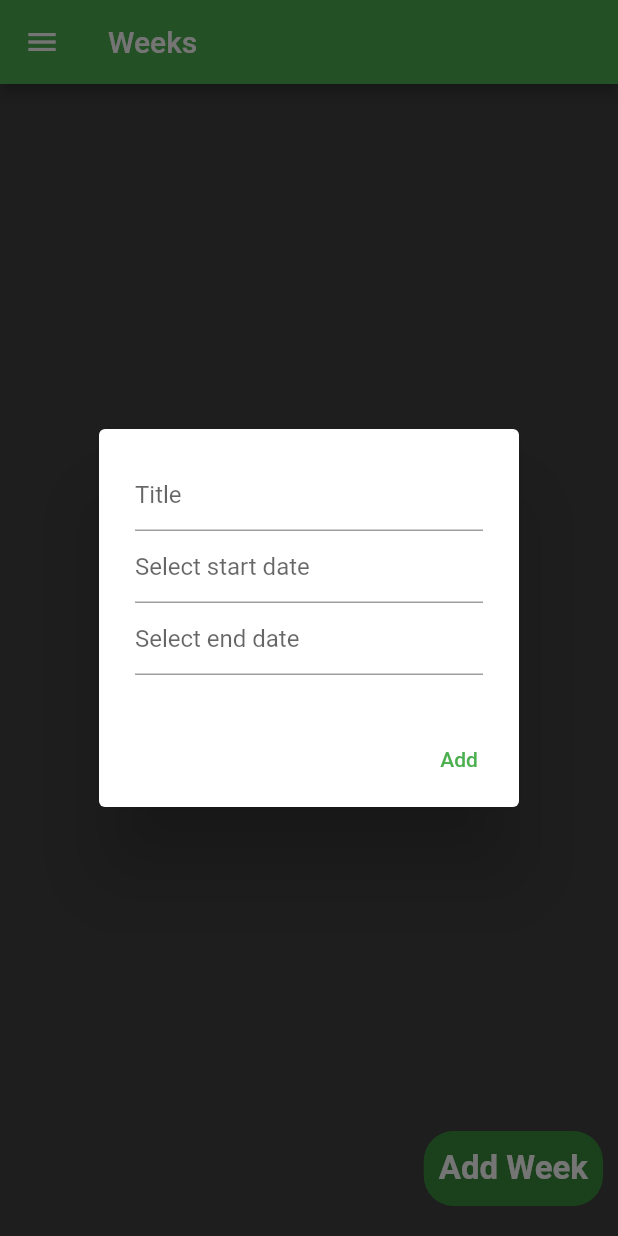
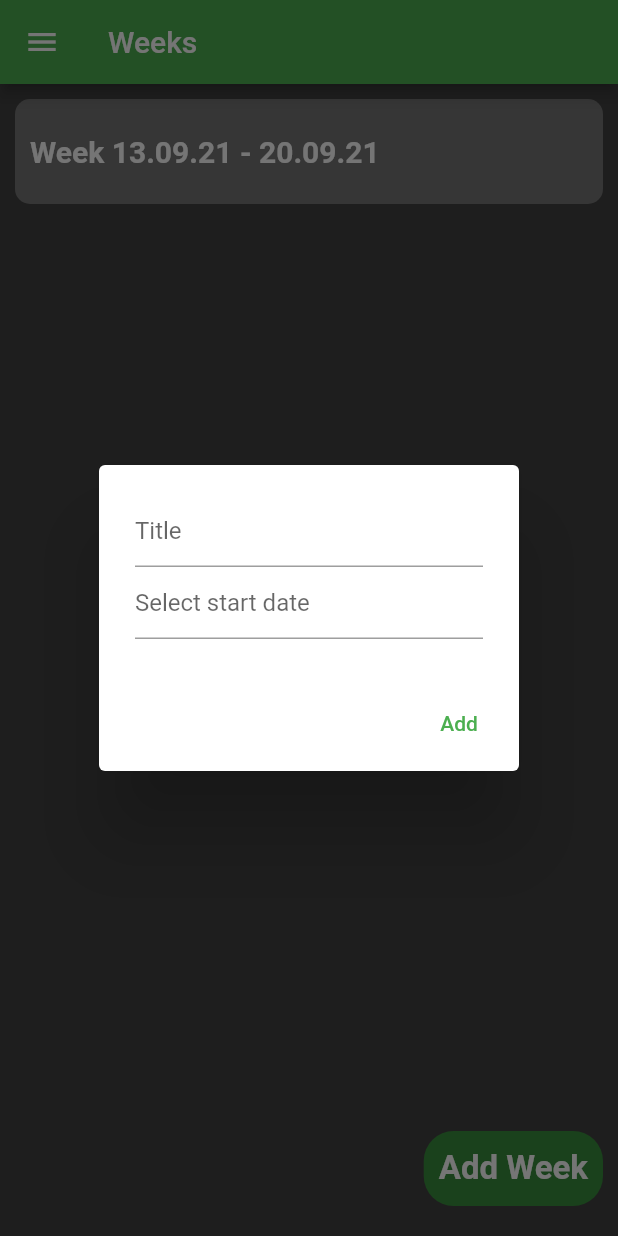
Before and after one commit to clarnjan/HabitsAndGoals, a Flutter app: the screen it shows after launch, after a tap on "Add Week", on a phone screen of 412 x 824 dp. Run offline on Flutter 3.47's test engine with Material 2 defaults, Android fonts, the phone set to English and light mode, and no system bars; our stand-ins replace numberpicker, sqflite; accounts and stored records are empty.

```diff
--- a/lib/Classes/DatabaseHelper.dart
+++ b/lib/Classes/DatabaseHelper.dart
@@ -1,3 +1,4 @@
+import 'package:diplomska1/Classes/DateFormatService.dart';
 import 'package:diplomska1/Classes/Goal.dart';
 import 'package:diplomska1/Classes/Habit.dart';
 import 'package:diplomska1/Classes/Week.dart';
@@ -82,7 +83,14 @@ class DatabaseHelper {
           FOREIGN KEY(${WeeklyHabitFields.habitFK}) REFERENCES $habitsTable(${HabitFields.id}),
           FOREIGN KEY(${WeeklyHabitFields.weekFK}) REFERENCES $weeksTable(${WeekFields.id})
         );''');
-    return await batch.commit();
+    var result = await batch.commit();
+    DateTime today = DateTime.now();
+    DateTime startDate = today.subtract(Duration(days: today.weekday - 1));
+    startDate = startDate.subtract(Duration(hours: startDate.hour, minutes: startDate.minute, seconds: startDate.second));
+    DateTime endDate = startDate.add(Duration(days: 7));
+    Week week = new Week(title: "Week ${DateFormatService.formatDate(startDate)} - ${DateFormatService.formatDate(endDate)}", startDate: startDate, endDate: endDate);
+    await db.insert(weeksTable, week.toJson());
+    return result;
   }
 
   Future close() async {
--- a/lib/Classes/DateFormatService.dart
+++ b/lib/Classes/DateFormatService.dart
@@ -1,6 +1,7 @@
 class DateFormatService {
   static String formatDate(DateTime date) {
-    return '${formatNumber(date.day)}.${formatNumber(date.month)}.${date.year}';
+    var year = date.year.toString();
+    return '${formatNumber(date.day)}.${formatNumber(date.month)}.${year[2]}${year[3]}';
   }
 
   static String formatNumber(int x) {
--- a/lib/Widgets/Week widgets/AddWeekDialog.dart
+++ b/lib/Widgets/Week widgets/AddWeekDialog.dart
@@ -24,13 +24,16 @@ class _AddWeekDialogState extends State<AddWeekDialog> {
 
   pickStartDate() async {
     FocusScope.of(context).requestFocus(new FocusNode());
-    final newDate = await showDatePicker(
+    final newDate = await showDateRangePicker(
         context: context,
-        initialDate: DateTime.now(),
         firstDate: DateTime(DateTime.now().year - 1),
-        lastDate: DateTime(DateTime.now().year + 1));
+        lastDate: DateTime(DateTime.now().year + 1),
+      initialDateRange: DateTimeRange(start: DateTime.now(), end: DateTime.now().add(Duration(days: 6))),
+
+    );
+    print(newDate);
     setState(() {
-      startDate = newDate;
+      startDate = newDate!.start;
     });
   }
 
@@ -77,21 +80,6 @@ class _AddWeekDialogState extends State<AddWeekDialog> {
                     : "Select start date",
               ),
             ),
-            TextFormField(
-              onTap: pickEndDate,
-              validator: (value) {
-                if (endDate == null) return "End date is mandatory";
-                if (!startDate!.isBefore(endDate!)) {
-                  return "End date must be after start date";
-                }
-                return null;
-              },
-              decoration: InputDecoration(
-                hintText: endDate != null
-                    ? DateFormatService.formatDate(endDate!)
-                    : "Select end date",
-              ),
-            ),
           ],
         ),
       ),
```
Also changed, not shown: lib/Widgets/CostumPopup.dart (added, +49 -0 lines), lib/Widgets/Week widgets/WeekCard.dart (+0 -9 lines), lib/Widgets/Week widgets/WeekDetails.dart (+58 -10 lines).
